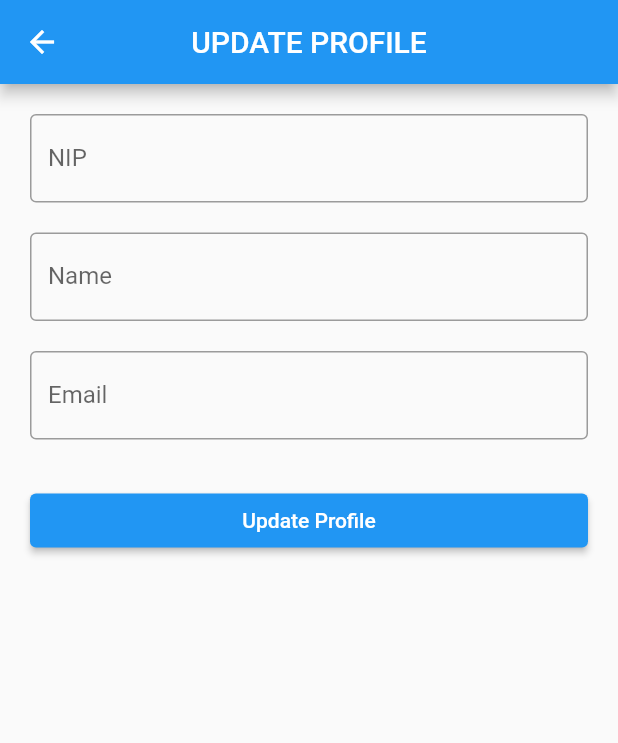
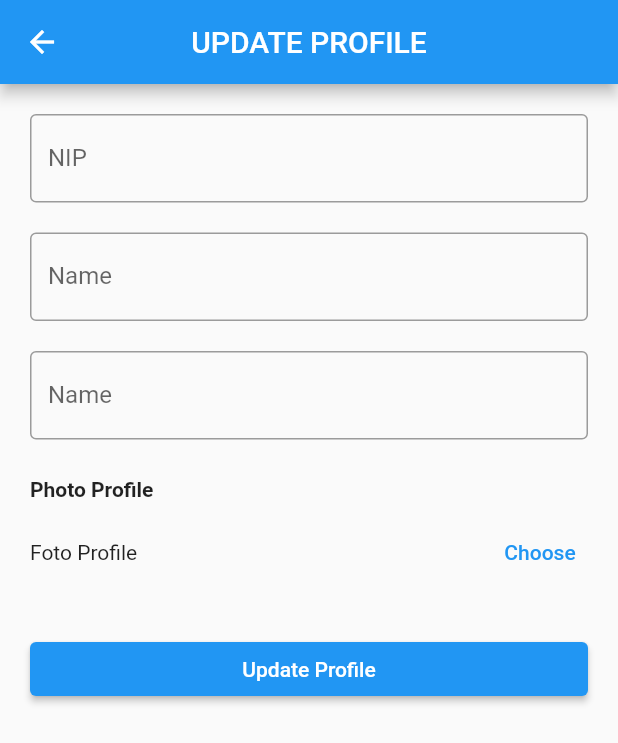
Before and after one commit to Ridhorezi/my-presence, a Flutter app: the ProfileView screen opened by its route, after a tap on "Update Profile", on a phone screen of 412 x 824 dp. Shown: the top 743 px of the screen. Run offline on Flutter 3.47's test engine with Material 2 defaults, Android fonts, the phone set to English and light mode, and no system bars; our stand-ins replace cloud_firestore, firebase_auth, firebase_core, get; accounts and stored records are empty; network calls fail.

```diff
--- a/lib/app/modules/profile/views/profile_view.dart
+++ b/lib/app/modules/profile/views/profile_view.dart
@@ -26,7 +26,8 @@ class ProfileView extends GetView<ProfileController> {
 
           if (snap.hasData) {
             Map<String, dynamic> user = snap.data!.data()!;
-
+            String defaultImage =
+                "https://ui-avatars.com/api/?name=${user['name']}";
             return ListView(
               padding: const EdgeInsets.all(20),
               children: [
@@ -38,7 +39,11 @@ class ProfileView extends GetView<ProfileController> {
                         width: 100,
                         height: 100,
                         child: Image.network(
-                          "https://ui-avatars.com/api/?name=${user['name']}",
+                          user["profile"] != null
+                              ? user["profile"] != ""
+                                  ? user["profile"]
+                                  : defaultImage
+                              : defaultImage,
                           fit: BoxFit.cover,
                         ),
                       ),
--- a/lib/app/modules/update_profile/views/update_profile_view.dart
+++ b/lib/app/modules/update_profile/views/update_profile_view.dart
@@ -43,11 +43,30 @@ class UpdateProfileView extends GetView<UpdateProfileController> {
           TextField(
             readOnly: false,
             autocorrect: false,
-            controller: controller.emailController,
+            controller: controller.nameController,
             decoration: const InputDecoration(
-              labelText: "Email",
+              labelText: "Name",
               border: OutlineInputBorder(),
             ),
+          ),
+          const SizedBox(height: 25),
+          const Text(
+            "Photo Profile",
+            style: TextStyle(fontWeight: FontWeight.bold),
+          ),
+          const SizedBox(height: 10),
+          Row(
+            mainAxisAlignment: MainAxisAlignment.spaceBetween,
+            children: [
+              // ignore: unrelated_type_equality_checks
+              user["profile"] != null && ["profile"] != ""
+                  ? const Text("Foto Profile")
+                  : const Text("No Choosen!"),
+              TextButton(
+                onPressed: () {},
+                child: const Text("Choose"),
+              )
+            ],
           ),
           const SizedBox(height: 30),
           Obx(
```
Also changed, not shown: 3 other files.
